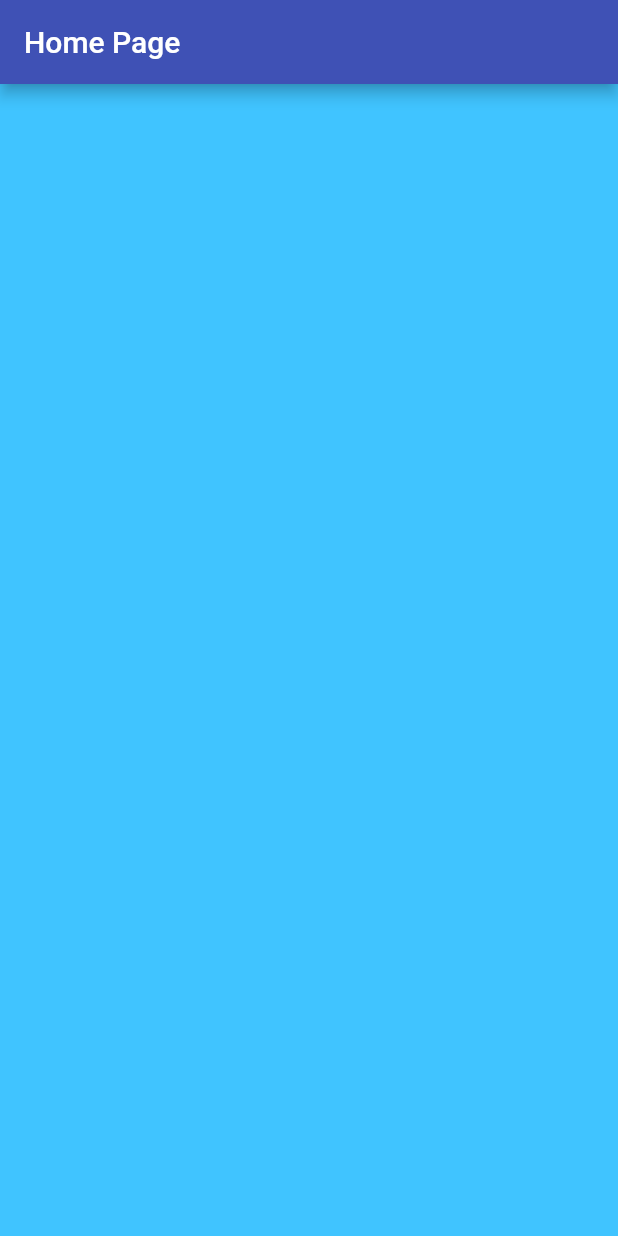
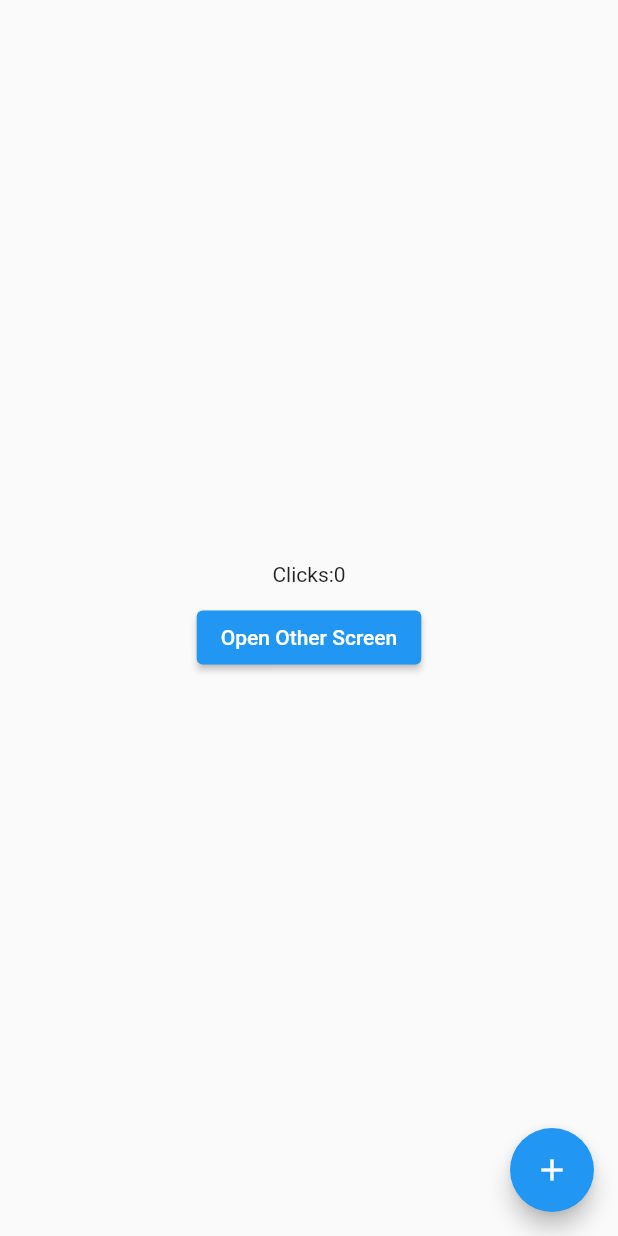
Before and after one commit to manalab/SosCitySafty, a Flutter app: the screen it shows after launch, on a phone screen of 412 x 824 dp. Run offline on Flutter 3.47's test engine with Material 2 defaults, Android fonts, the phone set to English and light mode, and no system bars; our stand-ins replace get; missing offline and left inert: mongo_dart.

Commit message:
pages and wigets

```diff
--- /dev/null
+++ b/my_project/lib/controllers/counterController.dart
@@ -0,0 +1,10 @@
+import 'package:get/get.dart';
+
+class CounterController extends GetxController{
+  var counter=0.obs;
+
+  void increment(){
+    counter++;
+  }
+
+}
--- a/my_project/lib/main.dart
+++ b/my_project/lib/main.dart
@@ -1,7 +1,8 @@
 import 'package:flutter/material.dart';
 import 'package:my_project/dbHelper/mongodb.dart';
 import 'package:my_project/pages/homePage.dart';
-
+import 'package:get/get.dart';
+import 'package:my_project/screens/home.dart';
 
 void main() async {
   WidgetsFlutterBinding.ensureInitialized();
@@ -9,13 +10,12 @@ void main() async {
   runApp(StartPoint());
 }
 class StartPoint extends StatelessWidget {
-  const StartPoint({Key? key}) : super(key: key);
 
   @override
   Widget build(BuildContext context) {
-    return MaterialApp(
+    return GetMaterialApp(
       debugShowCheckedModeBanner: false,
-      home: HomePage(),
+      home: HomeScreen(),
     );
   }
 }
--- /dev/null
+++ b/my_project/lib/screens/home.dart
@@ -0,0 +1,36 @@
+
+
+import 'package:flutter/cupertino.dart';
+import 'package:flutter/material.dart';
+import 'package:get/get.dart';
+import 'package:my_project/controllers/counterController.dart';
+
+import 'other.dart';
+
+class HomeScreen extends StatelessWidget {
+  final CounterController counterController=Get.put(CounterController());
+
+
+  @override
+  Widget build(BuildContext context) {
+    return Scaffold(
+      body: Column(
+        mainAxisAlignment: MainAxisAlignment.center,
+        children: [
+          Text("Clicks:${counterController.counter.value}"),
+          SizedBox(
+            height:10
+          ),
+          Center(
+              child: ElevatedButton(onPressed: (){Get.to(OtherScreen());
+              }, child: Text("Open Other Screen")
+          )
+          )
+        ],
+      ),
+      floatingActionButton: FloatingActionButton(onPressed:(){counterController.increment();},
+      child: Icon(Icons.add),
+    ),
+    );
+}
+}
--- a/my_project/pubspec.yaml
+++ b/my_project/pubspec.yaml
@@ -30,7 +30,7 @@ dependencies:
   flutter:
     sdk: flutter
   mongo_dart: ^0.7.4
-
+  get: ^4.6.1
 
   # The following adds the Cupertino Icons font to your application.
   # Use with the CupertinoIcons class for iOS style icons.
```
Also changed, not shown: my_project/lib/screens/other.dart (added, +21 -0 lines), my_project/pubspec.lock.
